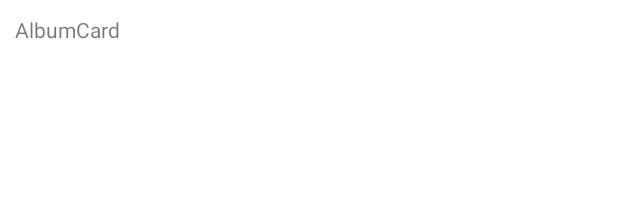
After one commit to LaTuyaMas/Retrofit_Ejemplo, an Android app: the layout album_view_holder.xml on its own in the app's theme, with its tools: preview values and no code run, on a phone screen of 412 x 824 dp. The commit adds this screen. Shown: the top 212 px of the screen. Run offline under Robolectric (Android 15) with nearby library versions, the phone set to English and light mode, and no system bars.

Commit message:
Adapter y RecyclerView funcionando

```diff
--- a/app/src/main/res/layout/activity_main.xml
+++ b/app/src/main/res/layout/activity_main.xml
@@ -20,7 +20,9 @@
 
     </com.google.android.material.appbar.AppBarLayout>
 
-    <include layout="@layout/content_main" />
+    <include
+        android:id="@+id/contentMain"
+        layout="@layout/content_main" />
 
     <com.google.android.material.floatingactionbutton.FloatingActionButton
         android:id="@+id/fab"
--- /dev/null
+++ b/app/src/main/res/layout/album_view_holder.xml
@@ -0,0 +1,14 @@
+<?xml version="1.0" encoding="utf-8"?>
+<LinearLayout xmlns:android="http://schemas.android.com/apk/res/android"
+    android:layout_width="match_parent"
+    android:layout_height="wrap_content"
+    android:orientation="vertical">
+
+    <TextView
+        android:id="@+id/lblTitle"
+        android:layout_width="match_parent"
+        android:layout_height="wrap_content"
+        android:layout_margin="10dp"
+        android:text="AlbumCard" />
+
+</LinearLayout>
```
Also changed, not shown: app/src/main/java/com/example/sharedpreferentes/retrofit_ejemplo/MainActivity.java (+18 -0 lines), app/src/main/java/com/example/sharedpreferentes/retrofit_ejemplo/adapters/AlbumsAdapter.java (added, +58 -0 lines), app/src/main/res/layout/content_main.xml (+16 -1 lines).
